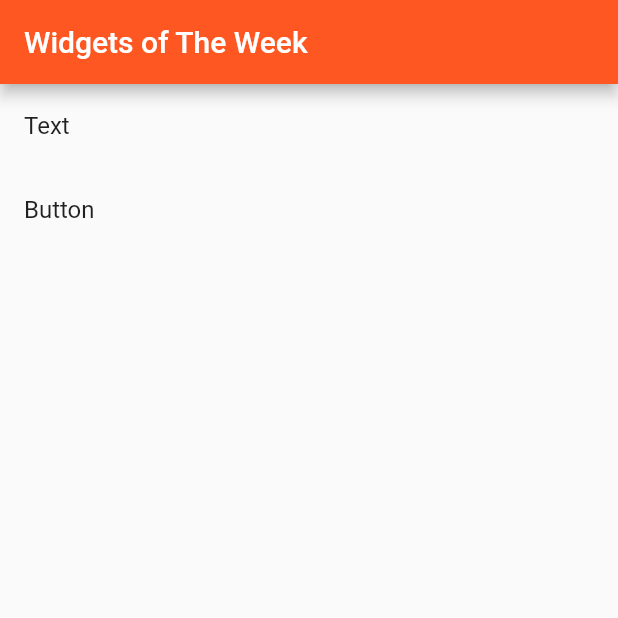
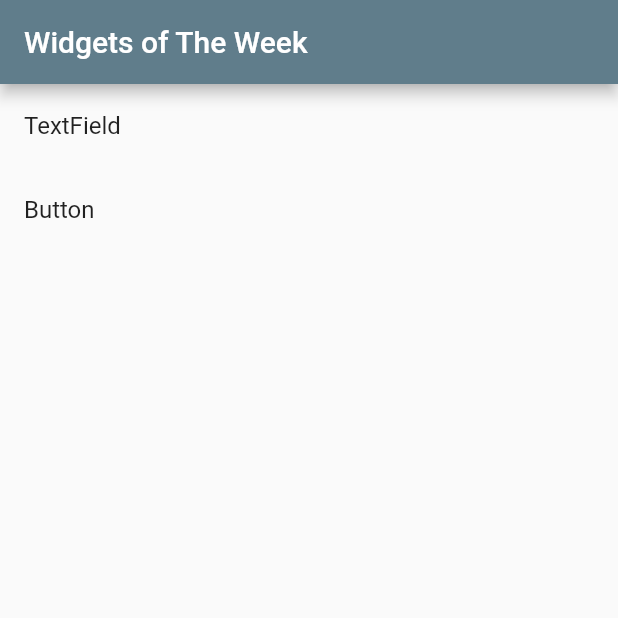
Before and after one commit to mike123789-dev/weekly_widgets, a Flutter app: the screen it shows after launch, on a phone screen of 412 x 824 dp, the top half of it. Run offline on Flutter 3.47's test engine with Material 2 defaults, Android fonts, the phone set to English and light mode, and no system bars.

Commit message:
feat: modify DetailView

```diff
--- a/lib/deatil_view.dart
+++ b/lib/deatil_view.dart
@@ -9,7 +9,7 @@ class DetailView extends StatelessWidget {
   Widget build(BuildContext context) {
     return Scaffold(
       appBar: AppBar(
-        title: Text("${myWidget.toString()}"),
+        title: Text("${myWidget.widgetName}"),
         actions: [
           IconButton(icon: Icon(Icons.favorite_border), onPressed: () {})
         ],
--- a/lib/home_list_view.dart
+++ b/lib/home_list_view.dart
@@ -1,10 +1,11 @@
 import 'package:flutter/material.dart';
 import 'package:weekly_widgets/deatil_view.dart';
 import 'package:weekly_widgets/my_widget.dart';
+import 'package:weekly_widgets/widgets/my_text_field.dart';
 
 class HomeListView extends StatelessWidget {
   final List<MyWidget> myWidgets = [
-    MyWidget(widgetName: "Text", widget: Text("SAMPLE")),
+    MyWidget(widgetName: "TextField", widget: MyTextField()),
     MyWidget(widgetName: "Button", widget: RaisedButton(onPressed: () {}))
   ];
 
--- a/lib/main.dart
+++ b/lib/main.dart
@@ -6,13 +6,12 @@ void main() {
 }
 
 class MyApp extends StatelessWidget {
-  // This widget is the root of your application.
   @override
   Widget build(BuildContext context) {
     return MaterialApp(
       title: 'Widget of The Week',
       theme: ThemeData(
-        primarySwatch: Colors.deepOrange,
+        primarySwatch: Colors.blueGrey,
         visualDensity: VisualDensity.adaptivePlatformDensity,
       ),
       home: HomeListView(),
```
Also changed, not shown: 1 other file.
